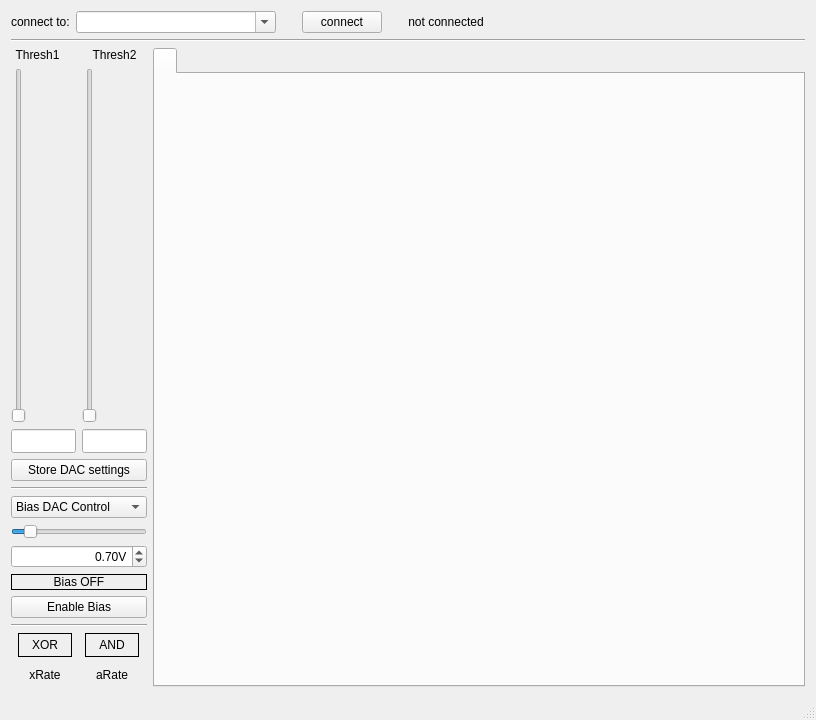
MuonPi/muondetector, file muondetector-gui/src/main/mainwindow.ui: the form before one commit.
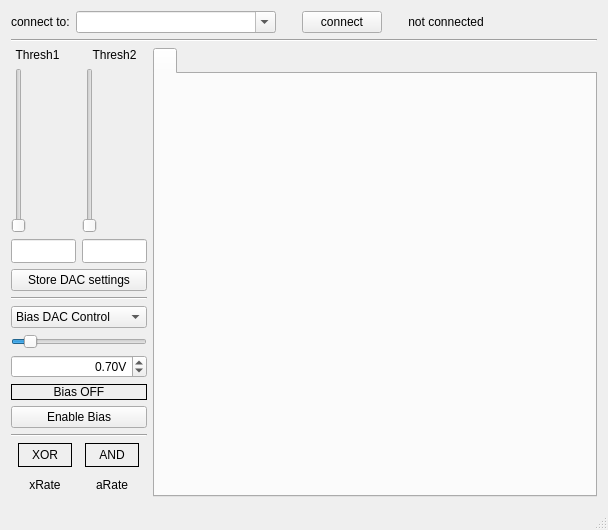
The form after the commit.

Patch:
```diff
--- a/muondetector-gui/src/main/mainwindow.ui
+++ b/muondetector-gui/src/main/mainwindow.ui
@@ -9,8 +9,8 @@
    <rect>
     <x>0</x>
     <y>0</y>
-    <width>816</width>
-    <height>720</height>
+    <width>608</width>
+    <height>530</height>
    </rect>
   </property>
   <property name="windowTitle">
```
Left out of the diff: 24 changed lines with no effect on the pictures.
